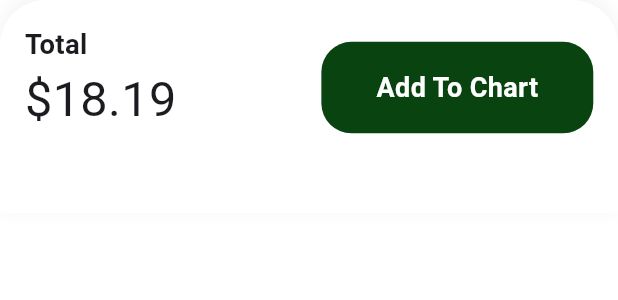
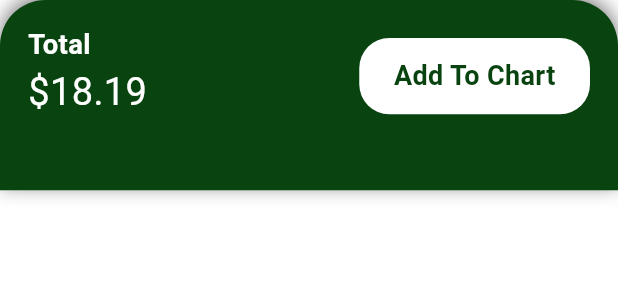
Before and after one commit to ESRAA911/HungryApp, a Flutter app: the ProductDetailsBottomSheet widget shown alone on an empty page, opened directly, on a phone screen of 412 x 824 dp. Shown: the top 300 px of the screen. Run offline on Flutter 3.47's test engine with Material 3 defaults, Android fonts, the phone set to English and light mode, and no system bars; our stand-ins replace dio, flutter_screenutil, gap, image_picker, shared_preferences, skeletonizer; accounts and stored records are empty; network calls fail.

Commit message:
ProductDetails editing

```diff
--- a/lib/features/product/views/product_details_view.dart
+++ b/lib/features/product/views/product_details_view.dart
@@ -2,6 +2,7 @@ import 'package:flutter/cupertino.dart';
 import 'package:flutter/material.dart';
 import 'package:flutter_screenutil/flutter_screenutil.dart';
 import 'package:gap/gap.dart';
+import 'package:hungry_app/core/constants/app_colors.dart';
 import 'package:hungry_app/features/home/data/models/topping_model.dart';
 import 'package:hungry_app/features/home/data/repo/product_repo.dart';
 import 'package:hungry_app/features/product/widgets/product_details_bottom_sheet.dart';
@@ -61,7 +62,7 @@ class _ProductDetailsViewState extends State<ProductDetailsView> {
           backgroundColor: Colors.white,
           leading: GestureDetector(
             onTap: () => Navigator.pop(context),
-            child: Icon(Icons.arrow_back),
+            child: Icon(Icons.arrow_back,color: AppColors.primary,),
           ),
         ),
         body: SingleChildScrollView(
--- a/lib/features/product/widgets/product_details_bottom_sheet.dart
+++ b/lib/features/product/widgets/product_details_bottom_sheet.dart
@@ -1,6 +1,7 @@
 import 'package:flutter/material.dart';
 import 'package:flutter_screenutil/flutter_screenutil.dart';
 import 'package:gap/gap.dart';
+import 'package:hungry_app/core/constants/app_colors.dart';
 import 'package:hungry_app/shared/custom_button.dart';
 import 'package:hungry_app/shared/custom_text.dart';
 
@@ -10,19 +11,19 @@ class ProductDetailsBottomSheet extends StatelessWidget {
   @override
   Widget build(BuildContext context) {
     return Container(
-      padding: EdgeInsets.symmetric(horizontal: 15.w, vertical: 17.h),
-      height: 140.h,
+      padding: EdgeInsets.symmetric(horizontal: 17.w, vertical: 17.h),
+      height: 125.h,
 
       width: double.infinity,
       decoration: BoxDecoration(
-        color: Colors.white,
+        color: AppColors.primary,
         borderRadius: BorderRadius.only(
           topLeft: Radius.circular(30.r),
           topRight: Radius.circular(30.r),
         ),
         boxShadow: [
           BoxShadow(
-            color: Colors.black.withOpacity(0.05),
+            color: Colors.black.withOpacity(0.5),
             blurRadius: 10.r,
             offset: Offset(0.w, -3.h),
           ),
@@ -34,14 +35,31 @@ class ProductDetailsBottomSheet extends StatelessWidget {
           Column(
             crossAxisAlignment: CrossAxisAlignment.start,
             children: [
-              CustomText(text: 'Total', size: 18.sp, weight: FontWeight.w600),
-              CustomText(text: "\$18.19", size: 32.sp, weight: FontWeight.w400),
+              CustomText(
+                text: 'Total',
+                size: 18.sp,
+                weight: FontWeight.w600,
+                color: Colors.white,
+              ),
+              CustomText(
+                text: "\$18.19",
+                size: 25.sp,
+                weight: FontWeight.w400,
+                color: Colors.white,
+              ),
             ],
           ),
           Gap(50.w),
           Padding(
             padding: EdgeInsets.only(bottom: 25.h),
-            child: CustomButton(text: 'Add To Chart', width: 165.w, height: 60.h)),
+            child: CustomButton(
+              text: 'Add To Chart',
+              textColor: AppColors.primary,
+              width: 140.w,
+              height: 50.h,
+              color: Colors.white,
+            ),
+          ),
         ],
       ),
     );
```
Also changed, not shown: lib/features/product/widgets/spicy_slider.dart (+52 -4 lines), lib/features/product/widgets/topping_card.dart (+23 -17 lines).
